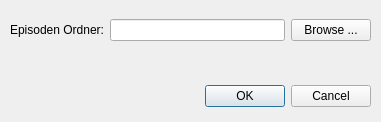
Qt form settingsdialog.ui (ManiacTwister/MMMLauncher) before a commit.
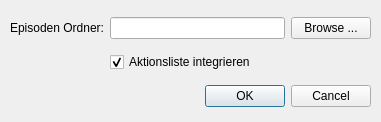
The same form after that commit.

Commit message: Added aktionsliste and edgars

```diff
--- a/settingsdialog.ui
+++ b/settingsdialog.ui
@@ -35,7 +35,7 @@
      <x>10</x>
      <y>10</y>
      <width>361</width>
-     <height>41</height>
+     <height>71</height>
     </rect>
    </property>
    <layout class="QGridLayout" name="gridLayout">
@@ -60,6 +60,16 @@
       </property>
      </widget>
     </item>
+    <item row="3" column="1">
+     <widget class="QCheckBox" name="checkBox">
+      <property name="text">
+       <string>Aktionsliste integrieren</string>
+      </property>
+      <property name="checked">
+       <bool>true</bool>
+      </property>
+     </widget>
+    </item>
    </layout>
   </widget>
  </widget>
```
The commit also changes 13 other files.
